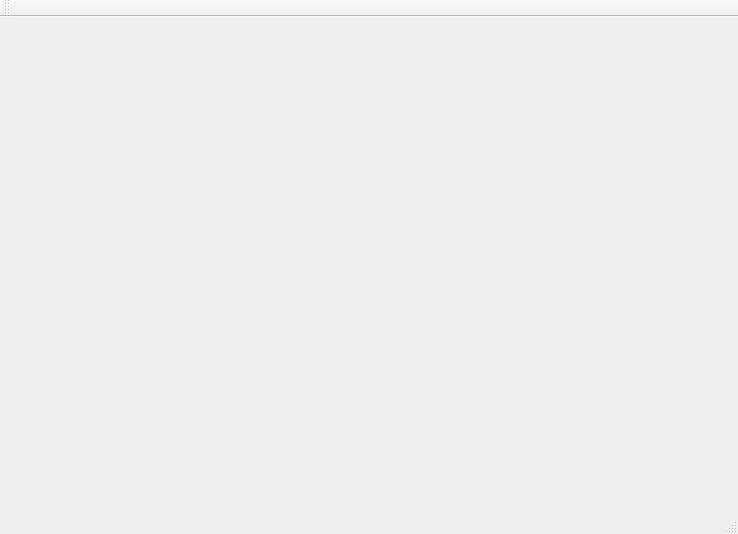
The window that mainwindow.ui (ShariqT/AdventureTimeQT) describes before a commit, drawn with Qt 5.
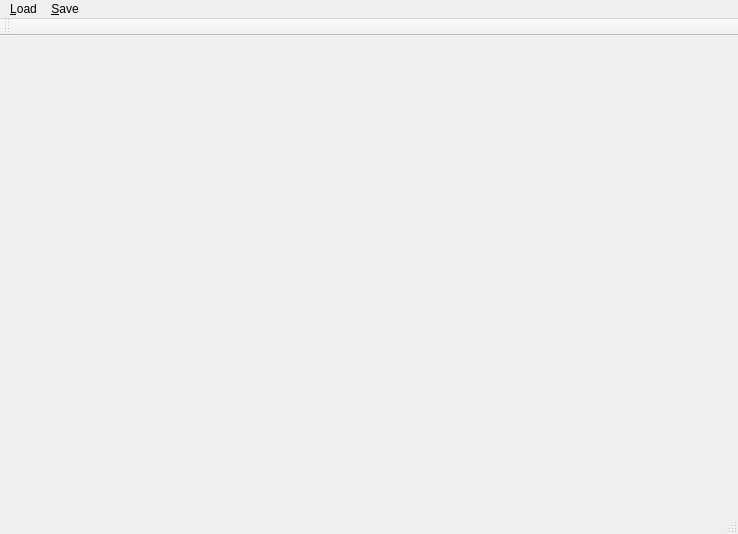
The same window after the commit.

Commit message: added save command on main menu

Patch:
```diff
--- a/mainwindow.ui
+++ b/mainwindow.ui
@@ -44,6 +44,22 @@
      <height>25</height>
     </rect>
    </property>
+   <widget class="QMenu" name="menuLoad_Player_Profile">
+    <property name="title">
+     <string>&amp;Load</string>
+    </property>
+    <addaction name="actionPlayer_Profile"/>
+    <addaction name="actionGame_State"/>
+   </widget>
+   <widget class="QMenu" name="menu_Save">
+    <property name="title">
+     <string>&amp;Save</string>
+    </property>
+    <addaction name="actionSave_Profile"/>
+    <addaction name="actionSave_State"/>
+   </widget>
+   <addaction name="menuLoad_Player_Profile"/>
+   <addaction name="menu_Save"/>
   </widget>
   <widget class="QStatusBar" name="statusBar"/>
  </widget>
```
Left out of the diff: 20 changed lines with no effect on the pictures. The commit also changes 3 other files.
